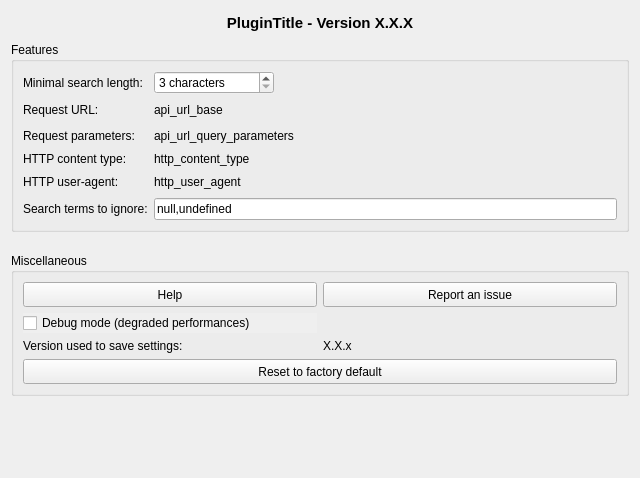
Above: french_locator_filter/gui/dlg_settings.ui from IGNF-Xavier/qgis-French-locator-filter before the change. Below: the same form after it.
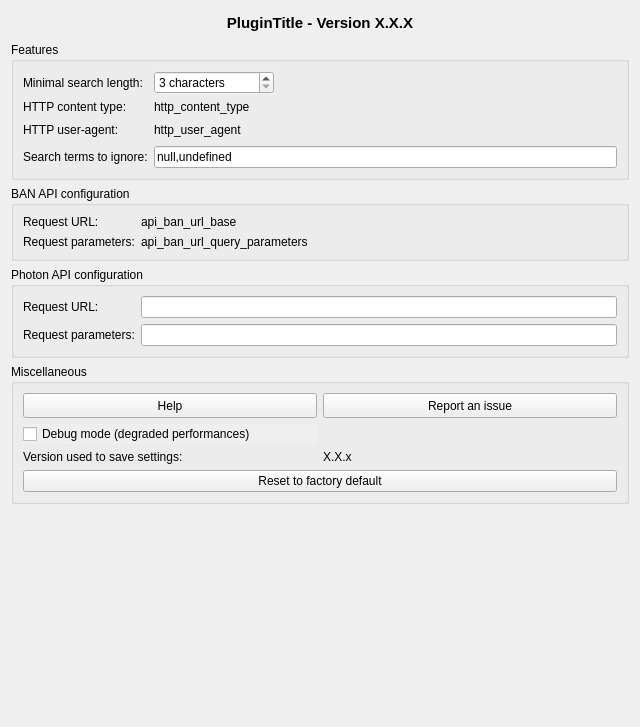
That is the form after the change. Icons and pictures are not drawn. Custom widgets are drawn as their Qt base class.

Commit message: feat(photon): add PhotonGeocoderLocatorFilter - new class PhotonGeocoderLocatorFilter - update settings for new params - refactor settings to use environnement variables

Patch:
```diff
--- a/french_locator_filter/gui/dlg_settings.ui
+++ b/french_locator_filter/gui/dlg_settings.ui
@@ -7,7 +7,7 @@
     <x>0</x>
     <y>0</y>
     <width>640</width>
-    <height>478</height>
+    <height>727</height>
    </rect>
   </property>
   <property name="sizePolicy">
@@ -138,44 +138,6 @@
         </property>
        </widget>
       </item>
-      <item row="1" column="0">
-       <widget class="QLabel" name="lbl_url_path">
-        <property name="minimumSize">
-         <size>
-          <width>0</width>
-          <height>20</height>
-         </size>
-        </property>
-        <property name="maximumSize">
-         <size>
-          <width>16777215</width>
-          <height>35</height>
-         </size>
-        </property>
-        <property name="text">
-         <string>Request URL:</string>
-        </property>
-       </widget>
-      </item>
-      <item row="3" column="0">
-       <widget class="QLabel" name="lbl_url_query">
-        <property name="minimumSize">
-         <size>
-          <width>0</width>
-          <height>20</height>
-         </size>
-        </property>
-        <property name="maximumSize">
-         <size>
-          <width>16777215</width>
-          <height>35</height>
-         </size>
-        </property>
-        <property name="text">
-         <string>Request parameters:</string>
-        </property>
-       </widget>
-      </item>
       <item row="5" column="0">
        <widget class="QLabel" name="lbl_http_user_agent">
         <property name="minimumSize">
@@ -217,28 +179,6 @@
         </property>
        </widget>
       </item>
-      <item row="3" column="1">
-       <widget class="QLabel" name="lbl_url_query_value">
-        <property name="minimumSize">
-         <size>
-          <width>0</width>
-          <height>20</height>
-         </size>
-        </property>
-        <property name="maximumSize">
-         <size>
-          <width>16777215</width>
-          <height>35</height>
-         </size>
-        </property>
-        <property name="toolTip">
-         <string notr="true"/>
-        </property>
-        <property name="text">
-         <string notr="true">api_url_query_parameters</string>
-        </property>
-       </widget>
-      </item>
       <item row="4" column="0">
        <widget class="QLabel" name="lbl_http_content_type">
         <property name="text">
@@ -246,28 +186,6 @@
         </property>
        </widget>
       </item>
-      <item row="1" column="1">
-       <widget class="QLabel" name="lbl_url_path_value">
-        <property name="minimumSize">
-         <size>
-          <width>0</width>
-          <height>20</height>
-         </size>
-        </property>
-        <property name="maximumSize">
-         <size>
-          <width>16777215</width>
-          <height>35</height>
-         </size>
-        </property>
-        <property name="toolTip">
-         <string notr="true"/>
-        </property>
-        <property name="text">
-         <string notr="true">api_url_base</string>
-        </property>
-       </widget>
-      </item>
       <item row="4" column="1">
        <widget class="QLabel" name="lbl_http_content_type_value">
         <property name="text">
@@ -329,20 +247,96 @@
     </widget>
    </item>
    <item>
-    <spacer name="verticalSpacer_2">
-     <property name="orientation">
-      <enum>Qt::Vertical</enum>
+    <widget class="QGroupBox" name="grp_api_ban">
+     <property name="title">
+      <string>BAN API configuration</string>
      </property>
-     <property name="sizeType">
-      <enum>QSizePolicy::Preferred</enum>
+     <layout class="QGridLayout" name="gridLayout_3">
+      <item row="0" column="1">
+       <widget class="QLabel" name="lbl_url_path_value">
+        <property name="toolTip">
+         <string notr="true"/>
+        </property>
+        <property name="text">
+         <string notr="true">api_ban_url_base</string>
+        </property>
+       </widget>
+      </item>
+      <item row="0" column="0">
+       <widget class="QLabel" name="lbl_url_path">
+        <property name="sizePolicy">
+         <sizepolicy hsizetype="Fixed" vsizetype="Preferred">
+          <horstretch>0</horstretch>
+          <verstretch>0</verstretch>
+         </sizepolicy>
+        </property>
+        <property name="text">
+         <string>Request URL:</string>
+        </property>
+       </widget>
+      </item>
+      <item row="1" column="0">
+       <widget class="QLabel" name="lbl_url_query">
+        <property name="sizePolicy">
+         <sizepolicy hsizetype="Fixed" vsizetype="Preferred">
+          <horstretch>0</horstretch>
+          <verstretch>0</verstretch>
+         </sizepolicy>
+        </property>
+        <property name="text">
+         <string>Request parameters:</string>
+        </property>
+       </widget>
+      </item>
+      <item row="1" column="1">
+       <widget class="QLabel" name="lbl_url_query_value">
+        <property name="toolTip">
+         <string notr="true"/>
+        </property>
+        <property name="text">
+         <string notr="true">api_ban_url_query_parameters</string>
+        </property>
+       </widget>
+      </item>
+     </layout>
+    </widget>
+   </item>
+   <item>
+    <widget class="QGroupBox" name="groupBox">
+     <property name="title">
+      <string>Photon API configuration</string>
      </property>
-     <property name="sizeHint" stdset="0">
-      <size>
-       <width>20</width>
-       <height>15</height>
-      </size>
-     </property>
-    </spacer>
+     <layout class="QGridLayout" name="gridLayout_4">
+      <item row="1" column="0">
+       <widget class="QLabel" name="lbl_url_photon_query">
+        <property name="text">
+         <string>Request parameters:</string>
+        </property>
+       </widget>
+      </item>
+      <item row="0" column="0">
+       <widget class="QLabel" name="lbl_url_photon_path">
+        <property name="text">
+         <string>Request URL:</string>
+        </property>
+       </widget>
+      </item>
+      <item row="1" column="1">
+       <widget class="QgsFilterLineEdit" name="lne_url_api_photon_query_value">
+        <property name="qgisRelation" stdset="0">
+         <string notr="true"/>
+        </property>
+       </widget>
+      </item>
+      <item row="0" column="1">
+       <widget class="QgsFilterLineEdit" name="lne_url_api_photon_path_value">
+        <property name="qgisRelation" stdset="0">
+         <string notr="true"/>
+        </property>
+       </widget>
+      </item>
+     </layout>
+    </widget>
    </item>
    <item>
     <widget class="QGroupBox" name="grp_misc">
@@ -442,18 +436,6 @@
       </item>
       <item row="5" column="0" colspan="2">
        <widget class="QPushButton" name="btn_reset">
-        <property name="minimumSize">
-         <size>
-          <width>300</width>
-          <height>25</height>
-         </size>
-        </property>
-        <property name="maximumSize">
-         <size>
-          <width>1000</width>
-          <height>30</height>
-         </size>
-        </property>
         <property name="text">
          <string>Reset to factory default</string>
         </property>
@@ -480,6 +462,13 @@
    </item>
   </layout>
  </widget>
+ <customwidgets>
+  <customwidget>
+   <class>QgsFilterLineEdit</class>
+   <extends>QLineEdit</extends>
+   <header>qgsfilterlineedit.h</header>
+  </customwidget>
+ </customwidgets>
  <resources/>
  <connections/>
 </ui>
```
The commit also changes 4 other files.
